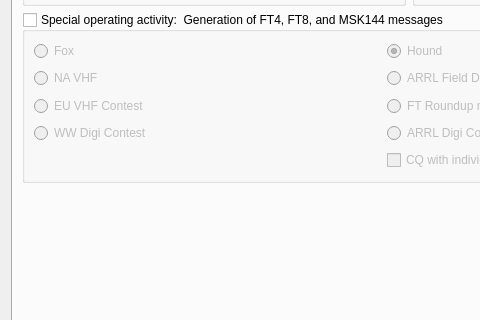
Before: the Qt Designer form Configuration_ohneAlerts.ui in GeoBaltz/wsjtx, drawn with Qt 5; both pictures show x 0 to 480 and y 296 to 616 of the 818 by 735 pixel window.
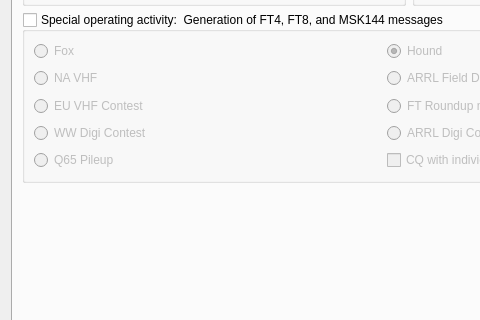
After: the same form once the commit is applied. The open tabs and pages were chosen to show the change. Custom widgets are drawn as their Qt base class.

```diff
--- a/Configuration_ohneAlerts.ui
+++ b/Configuration_ohneAlerts.ui
@@ -2993,6 +2993,25 @@
             </attribute>
            </widget>
           </item>
+          <item row="4" column="0">
+           <widget class="QRadioButton" name="rbQ65pileup">
+            <property name="minimumSize">
+             <size>
+              <width>0</width>
+              <height>18</height>
+             </size>
+            </property>
+            <property name="toolTip">
+             <string>&lt;html&gt;&lt;head/&gt;&lt;body&gt;&lt;p&gt;Exchange 4-character locator instead of signal report.  Provides q3-level sensitivities for the DX operator.  Especially useful for 6m EME DXpeditions.&lt;/p&gt;&lt;/body&gt;&lt;/html&gt;</string>
+            </property>
+            <property name="text">
+             <string>Q65 Pileup</string>
+            </property>
+            <attribute name="buttonGroup">
+             <string notr="true">special_op_activity_button_group</string>
+            </attribute>
+           </widget>
+          </item>
          </layout>
         </widget>
        </item>
```
Left out of the diff: 46 changed lines with no effect on the pictures.
